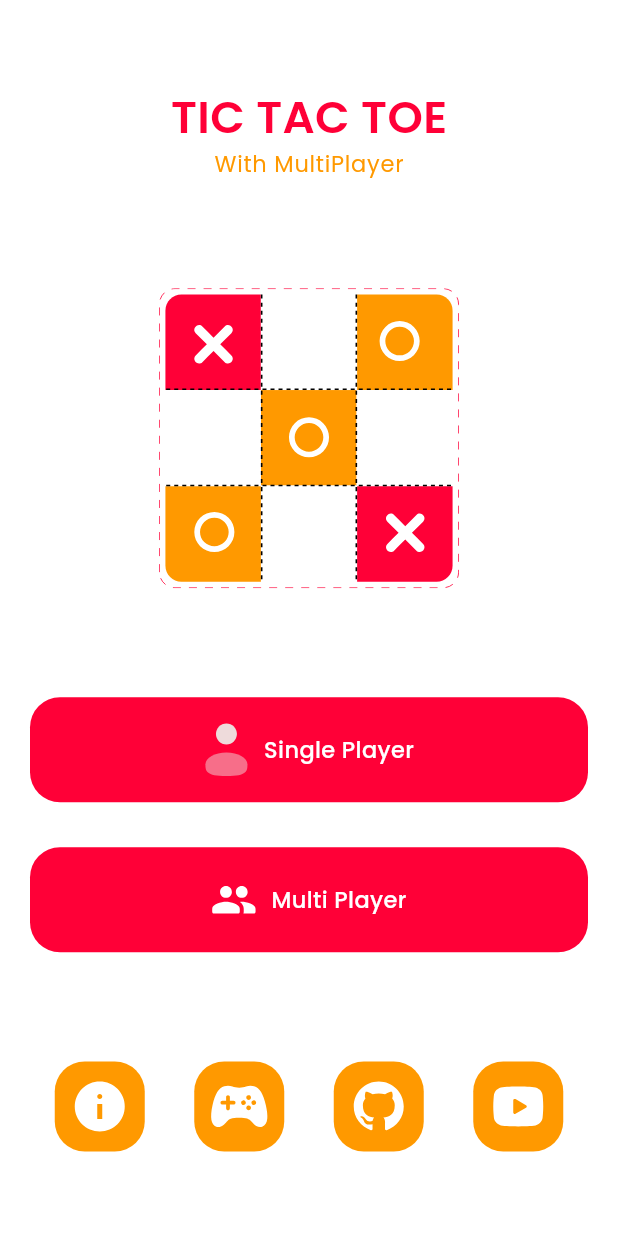
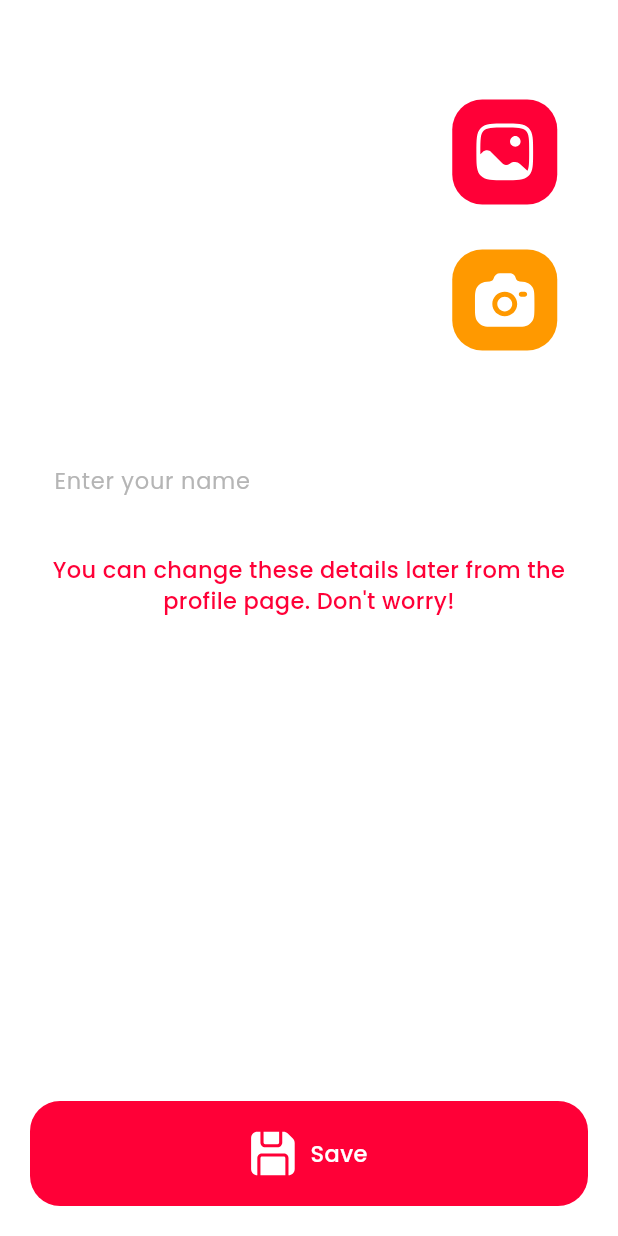
Before and after one commit to dcaayushd/Tic-Tac-Toe, a Flutter app: the screen it shows after launch, on a phone screen of 412 x 824 dp. Run offline on Flutter 3.47's test engine with Material 3 defaults, Android fonts, the phone set to English and light mode, and no system bars; our stand-ins replace concentric_transition, dotted_border, flutter_svg, get.

Commit message:
Update Profile Screen Created

```diff
--- a/lib/main.dart
+++ b/lib/main.dart
@@ -6,6 +6,7 @@ import 'package:tic_tac_toe/screens/auth/auth_screen.dart';
 import 'package:tic_tac_toe/screens/home/home_screen.dart';
 import 'package:tic_tac_toe/screens/room_screen/room_screen.dart';
 import 'package:tic_tac_toe/screens/splash/splash_screen.dart';
+import 'package:tic_tac_toe/screens/update_profile/update_profile_screen.dart';
 
 void main() {
   runApp(const MyApp());
@@ -24,7 +25,8 @@ class MyApp extends StatelessWidget {
       // home: RoomScreen(),
       // home: SplashScreen(),
       // home: AuthScreen(),
-      home: HomeScreen(),
+      // home: HomeScreen(),
+      home: UpdateProfileScreen(),
     );
   }
 }
--- /dev/null
+++ b/lib/screens/update_profile/update_profile_screen.dart
@@ -0,0 +1,93 @@
+import 'package:flutter/material.dart';
+import 'package:flutter_svg/svg.dart';
+import 'package:tic_tac_toe/widgets/primary_button_with_icon.dart';
+
+import '../../configs/assets_path.dart';
+
+class UpdateProfileScreen extends StatelessWidget {
+  const UpdateProfileScreen({super.key});
+
+  @override
+  Widget build(BuildContext context) {
+    return Scaffold(
+      body: Padding(
+        padding: const EdgeInsets.all(20.0),
+        child: SafeArea(
+          child: Column(
+            mainAxisAlignment: MainAxisAlignment.spaceBetween,
+            children: [
+              Column(
+                children: [
+                  SizedBox(height: 30),
+                  Row(
+                    mainAxisAlignment: MainAxisAlignment.spaceEvenly,
+                    children: [
+                      Container(
+                        width: 200,
+                        height: 200,
+                        decoration: BoxDecoration(
+                          color: Colors.white,
+                          borderRadius: BorderRadius.circular(40),
+                        ),
+                      ),
+                      SizedBox(width: 20),
+                      Column(
+                        children: [
+                          InkWell(
+                            onTap: () {},
+                            child: Container(
+                              padding: EdgeInsets.all(15),
+                              decoration: BoxDecoration(
+                                color: Theme.of(context).colorScheme.primary,
+                                borderRadius: BorderRadius.circular(20),
+                              ),
+                              child: SvgPicture.asset(
+                                IconsPath.gallery,
+                                width: 40,
+                              ),
+                            ),
+                          ),
+                          SizedBox(height: 30),
+                          InkWell(
+                            onTap: () {},
+                            child: Container(
+                              padding: EdgeInsets.all(15),
+                              decoration: BoxDecoration(
+                                color: Theme.of(context).colorScheme.secondary,
+                                borderRadius: BorderRadius.circular(20),
+                              ),
+                              child: SvgPicture.asset(
+                                IconsPath.camera,
+                                width: 40,
+                              ),
+                            ),
+                          ),
+                        ],
+                      ),
+                    ],
+                  ),
+                  SizedBox(height: 40),
+                  TextFormField(
+                    decoration: InputDecoration(hintText: 'Enter your name'),
+                  ),
+                  SizedBox(height: 20),
+                  Text(
+                    'You can change these details later from the profile page. Don\'t worry!',
+                    textAlign: TextAlign.center,
+                    style: Theme.of(context).textTheme.bodyMedium?.copyWith(
+                        color: Theme.of(context).colorScheme.primary),
+                  ),
+                ],
+              ),
+              PrimaryButtonWithIcon(
+                buttonText: 'Save',
+                onTap: () {},
+                iconPath: IconsPath.save,
+              )
+            ],
+          ),
+        ),
+      ),
+    );
+  }
+}
```
